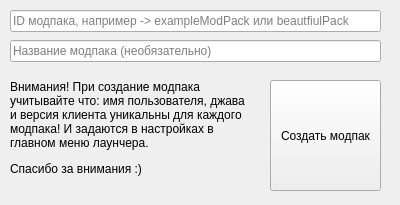
MrFufl4ik/FLauncher, file ui/create_modpack_window.ui: the form before one commit.
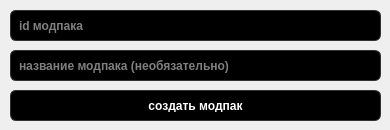
The form after the commit. Icons and pictures are not drawn.

The edit to the form file:
```diff
--- a/ui/create_modpack_window.ui
+++ b/ui/create_modpack_window.ui
@@ -6,20 +6,20 @@
    <rect>
     <x>0</x>
     <y>0</y>
-    <width>400</width>
-    <height>205</height>
+    <width>390</width>
+    <height>130</height>
    </rect>
   </property>
   <property name="minimumSize">
    <size>
-    <width>400</width>
-    <height>205</height>
+    <width>390</width>
+    <height>130</height>
    </size>
   </property>
   <property name="maximumSize">
    <size>
-    <width>400</width>
-    <height>205</height>
+    <width>390</width>
+    <height>130</height>
    </size>
   </property>
   <property name="windowTitle">
@@ -32,14 +32,43 @@
   <widget class="QPushButton" name="pushButton_create">
    <property name="geometry">
     <rect>
-     <x>270</x>
-     <y>80</y>
-     <width>111</width>
-     <height>111</height>
+     <x>10</x>
+     <y>90</y>
+     <width>371</width>
+     <height>31</height>
     </rect>
    </property>
+   <property name="font">
+    <font>
+     <bold>true</bold>
+    </font>
+   </property>
+   <property name="styleSheet">
+    <string notr="true">QPushButton {
+    background-color: black;
+    color: white;
+    border: 1px solid #333;
+    border-radius: 6px;
+    padding: 8px 16px;
+    min-width: 80px;
+}
+
+QPushButton:hover {
+    background-color: #222;
+    border: 1px solid #444;
+}
+
+QPushButton:pressed {
+    background-color: #111;
+}
+
+QPushButton:disabled {
+    background-color: #333;
+    color: #999;
+}</string>
+   </property>
    <property name="text">
-    <string>Создать модпак</string>
+    <string>создать модпак</string>
    </property>
   </widget>
   <widget class="QLineEdit" name="lineEdit_id">
@@ -48,52 +77,71 @@
      <x>10</x>
      <y>10</y>
      <width>371</width>
-     <height>22</height>
+     <height>31</height>
     </rect>
    </property>
+   <property name="font">
+    <font>
+     <bold>true</bold>
+    </font>
+   </property>
+   <property name="styleSheet">
+    <string notr="true">QLineEdit {
+    background-color: black;
+    color: white;
+    border: 1px solid #333;
+    border-radius: 6px;
+    padding: 6px;
+    selection-background-color: #444;
+    selection-color: white;
+}
+
+QLineEdit:disabled {
+    background-color: #333;
+    color: #999;
+    border: 1px solid #444;
+}</string>
+   </property>
    <property name="inputMask">
     <string/>
    </property>
    <property name="placeholderText">
-    <string>ID модпака, например -&gt; exampleModPack или beautfiulPack</string>
+    <string>id модпака</string>
    </property>
   </widget>
   <widget class="QLineEdit" name="lineEdit_title_name">
    <property name="geometry">
     <rect>
      <x>10</x>
-     <y>40</y>
+     <y>50</y>
      <width>371</width>
-     <height>22</height>
+     <height>31</height>
     </rect>
    </property>
+   <property name="font">
+    <font>
+     <bold>true</bold>
+    </font>
+   </property>
+   <property name="styleSheet">
+    <string notr="true">QLineEdit {
+    background-color: black;
+    color: white;
+    border: 1px solid #333;
+    border-radius: 6px;
+    padding: 6px;
+    selection-background-color: #444;
+    selection-color: white;
+}
+
+QLineEdit:disabled {
+    background-color: #333;
+    color: #999;
+    border: 1px solid #444;
+}</string>
+   </property>
    <property name="placeholderText">
-    <string>Название модпака (необязательно)</string>
-   </property>
-  </widget>
-  <widget class="QLabel" name="information">
-   <property name="geometry">
-    <rect>
-     <x>10</x>
-     <y>80</y>
-     <width>241</width>
-     <height>121</height>
-    </rect>
-   </property>
-   <property name="text">
-    <string>&lt;html&gt;&lt;head/&gt;&lt;body&gt;&lt;p&gt;Внимания! При создание модпака учитывайте что: имя пользователя, джава и версия клиента уникальны для каждого модпака! И задаются в настройках в главном меню лаунчера.&lt;/p&gt;&lt;p&gt;Спасибо за внимания :)&lt;/p&gt;&lt;/body&gt;&lt;/html&gt;</string>
-   </property>
-   <property name="textFormat">
-    <enum>Qt::TextFormat::RichText</enum>
-   </property>
-   <property name="scaledContents">
-    <bool>true</bool>
-   </property>
-   <property name="alignment">
-    <set>Qt::AlignmentFlag::AlignLeading|Qt::AlignmentFlag::AlignLeft|Qt::AlignmentFlag::AlignTop</set>
-   </property>
-   <property name="wordWrap">
-    <bool>true</bool>
+    <string>название модпака (необязательно)</string>
    </property>
   </widget>
  </widget>
```
